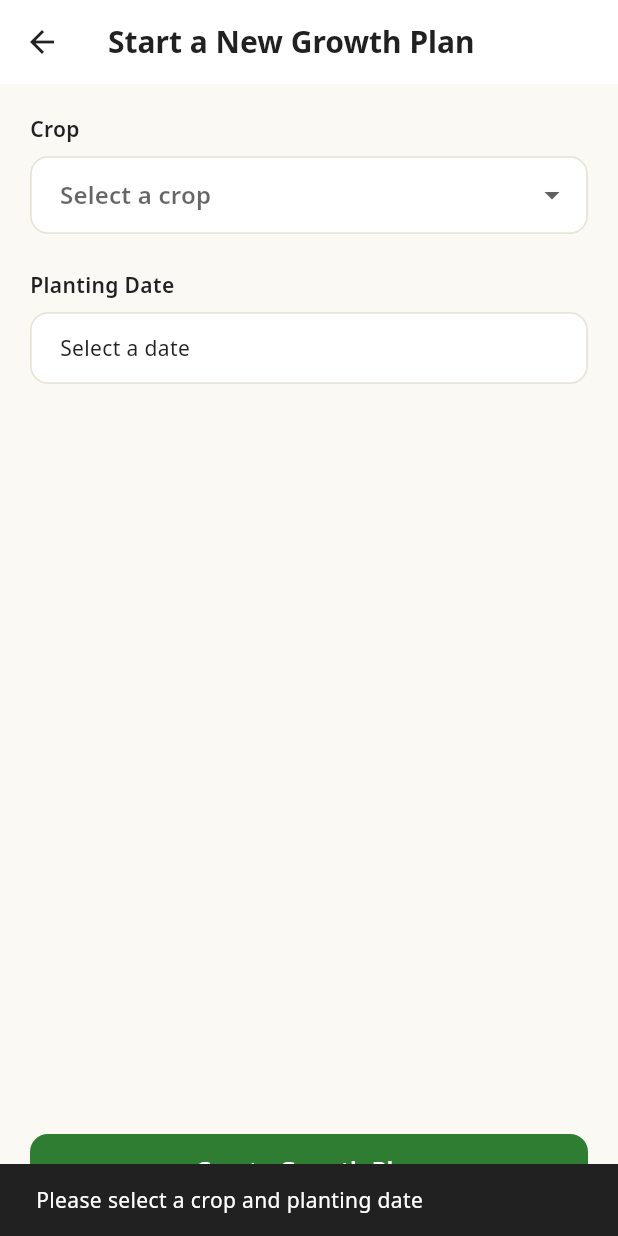
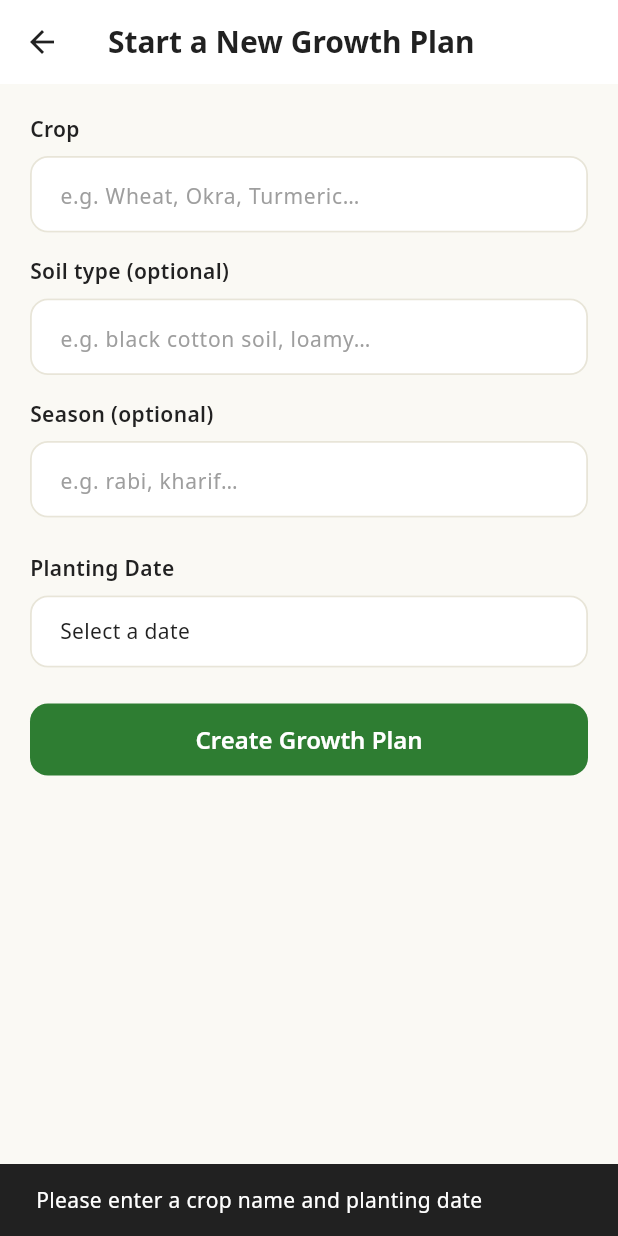
Before and after one commit to Talha905/agro_FYP, a Flutter app: the CropSetupScreen screen opened directly, after a tap on "Create Growth Plan", on a phone screen of 412 x 824 dp. Run offline on Flutter 3.47's test engine with Material 3 defaults, Android fonts, the phone set to English and light mode, and no system bars; our stand-ins replace cloud_firestore, firebase_auth, firebase_core, flutter_local_notifications, google_fonts, timezone; accounts and stored records are empty; network calls fail.

Commit message:
AI Growth Planner V1

```diff
--- a/agrosaathi/lib/constants/app_translations.dart
+++ b/agrosaathi/lib/constants/app_translations.dart
@@ -5,10 +5,10 @@ class AppTranslations {
       // Navigation & App Bar
       'app_title': 'AgroSaathi',
       'nav_home': 'Home',
-      'nav_advisor': 'Crop Advisor',
-      'nav_disease': 'Disease Detector',
-      'nav_planner': 'Growth Planner',
-      'nav_market': 'Marketplace',
+      'nav_advisor': 'Advisor',
+      'nav_disease': 'Disease',
+      'nav_planner': 'Growth Plan',
+      'nav_market': 'Market',
       'nav_profile': 'Profile',
 
       // Home & Dashboard
@@ -60,22 +60,22 @@ class AppTranslations {
       'soil_sandy': 'Sandy Soil',
       'season': 'Current / Upcoming Season',
       'season_hint': 'Select planting season',
-      'season_kharif': 'Kharif (Monsoon: June - Oct)',
-      'season_rabi': 'Rabi (Winter: Oct - March)',
-      'season_zaid': 'Zaid (Summer: March - June)',
+      'season_kharif': 'Kharif (Monsoon: Jun - Oct)',
+      'season_rabi': 'Rabi (Winter: Oct - Mar)',
+      'season_zaid': 'Zaid (Summer: Mar - Jun)',
       'water_availability': 'Water Availability',
-      'water_low': 'Low (Rainfed / Scarce)',
-      'water_medium': 'Medium (Canal / Borewell)',
-      'water_high': 'High (Abundant / Drip Irrigated)',
+      'water_low': 'Low (Rainfed)',
+      'water_medium': 'Medium (Canal / Well)',
+      'water_high': 'High (Drip / Canal)',
       'district': 'District / Region',
-      'farm_size': 'Farm Size (in Acres)',
+      'farm_size': 'Farm Size (Acres)',
       'farm_size_hint': 'e.g. 2.5',
       'advanced_soil_data': 'Add Soil Test Lab Data (N-P-K, pH)',
       'hide_advanced_soil_data': 'Hide Advanced Soil Test Values',
       'npk_nitrogen': 'Nitrogen (N)',
       'npk_phosphorus': 'Phosphorus (P)',
       'npk_potassium': 'Potassium (K)',
-      'soil_ph': 'Soil pH (optional: 5.5 - 8.5)',
+      'soil_ph': 'Soil pH (5.5 - 8.5)',
       'quick_presets': 'Quick Presets for Testing',
       'preset_nashik': 'Nashik • Black • Rabi',
       'preset_vidarbha': 'Vidarbha • Kharif Cotton',
@@ -101,9 +101,9 @@ class AppTranslations {
       'agronomic_tips': 'Key Agronomic Guidelines',
       'profit_breakdown': 'Financial Estimation (Per Acre)',
       'est_yield': 'Expected Yield',
-      'est_revenue': 'Est. Market Revenue',
-      'est_cost': 'Est. Cultivation Cost',
-      'btn_start_growth_plan': 'Start Growth Plan for this Crop',
+      'est_revenue': 'Est. Revenue',
+      'est_cost': 'Est. Cost',
+      'btn_start_growth_plan': 'Start Growth Plan',
       'btn_saved_to_history': 'Saved to Recommendations History',
 
       // Weather & Alerts
@@ -140,9 +140,9 @@ class AppTranslations {
       // Navigation & App Bar
       'app_title': 'एग्रोसाथी',
       'nav_home': 'मुख्य पृष्ठ',
-      'nav_advisor': 'फसल सलाहकार',
+      'nav_advisor': 'सलाहकार',
       'nav_disease': 'रोग पहचान',
-      'nav_planner': 'फसल योजना',
+      'nav_planner': 'योजना',
       'nav_market': 'बाज़ार',
       'nav_profile': 'प्रोफ़ाइल',
 
@@ -195,22 +195,22 @@ class AppTranslations {
       'soil_sandy': 'बलुई / रेतीली मिट्टी',
       'season': 'वर्तमान / आगामी मौसम',
       'season_hint': 'बुवाई का मौसम चुनें',
-      'season_kharif': 'खरीफ (मानसून: जून - अक्टूबर)',
-      'season_rabi': 'रबी (सर्दियां: अक्टूबर - मार्च)',
-      'season_zaid': 'जायद (गर्मी: मार्च - जून)',
+      'season_kharif': 'खरीफ (जून - अक्टूबर)',
+      'season_rabi': 'रबी (अक्टूबर - मार्च)',
+      'season_zaid': 'जायद (मार्च - जून)',
       'water_availability': 'पानी की उपलब्धता',
       'water_low': 'कम (वर्षा आधारित)',
       'water_medium': 'मध्यम (नहर / बोरवेल)',
       'water_high': 'अधिक (ड्रिप / प्रचुर पानी)',
       'district': 'जिला / क्षेत्र',
-      'farm_size': 'खेत का आकार (एकड़ में)',
+      'farm_size': 'खेत का आकार (एकड़)',
       'farm_size_hint': 'उदा. 2.5',
       'advanced_soil_data': 'मिट्टी परीक्षण डेटा जोड़ें (N-P-K, pH)',
       'hide_advanced_soil_data': 'मिट्टी परीक्षण मान छिपाएं',
       'npk_nitrogen': 'नाइट्रोजन (N)',
       'npk_phosphorus': 'फास्फोरस (P)',
       'npk_potassium': 'पोटेशियम (K)',
-      'soil_ph': 'मिट्टी का पीएच (वैकल्पिक: 5.5 - 8.5)',
+      'soil_ph': 'मिट्टी का पीएच (5.5 - 8.5)',
       'quick_presets': 'त्वरित डेमो परीक्षण',
       'preset_nashik': 'नासिक • काली मिट्टी • रबी',
       'preset_vidarbha': 'विदर्भ • खरीफ कपास',
@@ -236,9 +236,9 @@ class AppTranslations {
       'agronomic_tips': 'महत्वपूर्ण कृषि दिशानिर्देश',
       'profit_breakdown': 'वित्तीय अनुमान (प्रति एकड़)',
       'est_yield': 'अपेक्षित उत्पादन',
-      'est_revenue': 'अनुमानित बाजार आय',
+      'est_revenue': 'अनुमानित आय',
       'est_cost': 'अनुमानित लागत',
-      'btn_start_growth_plan': 'इस फसल के लिए विकास योजना शुरू करें',
+      'btn_start_growth_plan': 'विकास योजना शुरू करें',
       'btn_saved_to_history': 'अनुशंसा इतिहास में सहेजा गया',
 
       // Weather & Alerts
@@ -275,11 +275,11 @@ class AppTranslations {
       // Navigation & App Bar
       'app_title': 'अ‍ॅग्रोसाथी',
       'nav_home': 'मुख्यपृष्ठ',
-      'nav_advisor': 'पीक सल्लागार',
+      'nav_advisor': 'सल्लागार',
       'nav_disease': 'रोग निदान',
-      'nav_planner': 'पीक नियोजन',
-      'nav_market': 'बाजारपेठ',
-      'nav_profile': 'माझे प्रोफाईल',
+      'nav_planner': 'नियोजन',
+      'nav_market': 'बाजार',
+      'nav_profile': 'प्रोफाईल',
 
       // Home & Dashboard
       'greeting_farmer': 'नमस्कार,',
@@ -330,22 +330,22 @@ class AppTranslations {
       'soil_sandy': 'वालुकामय / हलकी जमीन',
       'season': 'हंगाम',
       'season_hint': 'पेरणीचा हंगाम निवडा',
-      'season_kharif': 'खरीप (पावसाळा: जून - ऑक्टोबर)',
-      'season_rabi': 'रब्बी (हिवाळा: ऑक्टोबर - मार्च)',
+      'season_kharif': 'खरीप (जून - ऑक्टोबर)',
+      'season_rabi': 'रब्बी (ऑक्टोबर - मार्च)',
       'season_zaid': 'उन्हाळी (मार्च - जून)',
       'water_availability': 'पाण्याची उपलब्धता',
       'water_low': 'कमी (पावसावर अवलंबून)',
-      'water_medium': 'मध्यम (कालवा / विहीर / कूपनलिका)',
-      'water_high': 'मुबलक (ठिबक सिंचन / भरपूर पाणी)',
+      'water_medium': 'मध्यम (कालवा / विहीर)',
+      'water_high': 'मुबलक (ठिबक / भरपूर पाणी)',
       'district': 'जिल्हा / परिसर',
-      'farm_size': 'शेताचे क्षेत्रफळ (एकरमध्ये)',
+      'farm_size': 'शेताचे क्षेत्रफळ (एकर)',
       'farm_size_hint': 'उदा. २.५',
       'advanced_soil_data': 'माती परीक्षण माहिती टाका (N-P-K, pH)',
       'hide_advanced_soil_data': 'माती परीक्षण माहिती लपवा',
       'npk_nitrogen': 'नायट्रोजन (N)',
       'npk_phosphorus': 'फॉस्फरस (P)',
       'npk_potassium': 'पोटॅशियम (K)',
-      'soil_ph': 'मातीचा सामू / pH (ऐच्छिक: ५.५ - ८.५)',
+      'soil_ph': 'मातीचा सामू / pH (५.५ - ८.५)',
       'quick_presets': 'डेमोसाठी जलद पर्याय',
       'preset_nashik': 'नाशिक • काळी जमीन • रब्बी',
       'preset_vidarbha': 'विदर्भ • खरीप कापूस',
@@ -373,7 +373,7 @@ class AppTranslations {
       'est_yield': 'अपेक्षित उत्पादन',
       'est_revenue': 'अपेक्षित उत्पन्न',
       'est_cost': 'अपेक्षित खर्च',
-      'btn_start_growth_plan': 'या पिकासाठी पीक नियोजन सुरू करा',
+      'btn_start_growth_plan': 'पीक नियोजन सुरू करा',
       'btn_saved_to_history': 'शिफारस इतिहासामध्ये जतन केले',
 
       // Weather & Alerts
--- a/agrosaathi/lib/screens/crop_setup_screen.dart
+++ b/agrosaathi/lib/screens/crop_setup_screen.dart
@@ -1,6 +1,7 @@
 import 'package:flutter/material.dart';
 import '../constants/app_colors.dart';
 import '../data/crop_growth_templates.dart';
+import '../services/ai_growth_plan_service.dart';
 import '../services/growth_plan_generator.dart';
 import '../services/growth_plan_service.dart';
 import '../services/notification_service.dart';
@@ -14,16 +15,42 @@ class CropSetupScreen extends StatefulWidget {
 }
 
 class _CropSetupScreenState extends State<CropSetupScreen> {
-  CropGrowthTemplate? selectedCrop;
+  final _cropController = TextEditingController();
+  final _soilController = TextEditingController();
+  final _seasonController = TextEditingController();
+
   DateTime? plantingDate;
   bool saving = false;
+  String? statusMessage; // shown while AI call is in flight / on fallback
 
   final GrowthPlanService _planService = GrowthPlanService();
 
+  @override
+  void dispose() {
+    _cropController.dispose();
+    _soilController.dispose();
+    _seasonController.dispose();
+    super.dispose();
+  }
+
+  /// Finds a static template whose slug or display name loosely matches
+  /// what the farmer typed — used only as a fallback when the AI call fails.
+  CropGrowthTemplate? _matchStaticTemplate(String typedName) {
+    final normalized = typedName.trim().toLowerCase();
+    for (final t in CropTemplates.all) {
+      if (t.cropSlug == normalized || t.displayName.toLowerCase() == normalized) {
+        return t;
+      }
+    }
+    return null;
+  }
+
   Future<void> _submit() async {
-    if (selectedCrop == null || plantingDate == null) {
+    final cropName = _cropController.text.trim();
+
+    if (cropName.isEmpty || plantingDate == null) {
       ScaffoldMessenger.of(context).showSnackBar(
-        const SnackBar(content: Text('Please select a crop and planting date')),
+        const SnackBar(content: Text('Please enter a crop name and planting date')),
       );
       return;
     }
@@ -36,30 +63,62 @@ class _CropSetupScreenState extends State<CropSetupScreen> {
       return;
     }
 
-    setState(() => saving = true);
+    setState(() {
+      saving = true;
+      statusMessage = 'Asking AI to design your ${cropName.isEmpty ? 'crop' : cropName} plan…';
+    });
+
+    CropGrowthTemplate? template;
+
+    try {
+      template = await AIGrowthPlanService.generate(
+        cropName: cropName,
+        soilType: _soilController.text.trim().isEmpty ? null : _soilController.text.trim(),
+        season: _seasonController.text.trim().isEmpty ? null : _seasonController.text.trim(),
+      );
+    } catch (e) {
+      // AI failed (offline, backend down, unrecognized crop, etc).
+      // Fall back to a static template only if the typed name matches one
+      // of our 7 known crops — otherwise we genuinely can't build a plan.
+      final fallback = _matchStaticTemplate(cropName);
+      if (fallback != null) {
+        template = fallback;
+        setState(() => statusMessage = 'AI unavailable — using a saved template for ${fallback.displayName} instead.');
+        await Future.delayed(const Duration(seconds: 1)); // let the farmer read the message
+      } else {
+        setState(() {
+          saving = false;
+          statusMessage = null;
+        });
+        if (mounted) {
+          ScaffoldMessenger.of(context).showSnackBar(
+            SnackBar(
+              content: Text(
+                'Couldn\'t generate a plan for "$cropName" right now (${e.toString()}). '
+                'Check your connection, or try a common crop name like Wheat or Rice.',
+              ),
+            ),
+          );
+        }
+        return;
+      }
+    }
 
     try {
       final plan = GrowthPlanGenerator.generate(
         farmerId: farmerId,
-        template: selectedCrop!,
+        template: template,
         plantingDate: plantingDate!,
       );
 
       final planId = await _planService.createPlan(plan);
-
-      // Notifications are a nice-to-have on top of a successfully saved plan —
-      // don't let a permissions/OS quirk make this look like plan creation failed.
-      try {
-        await NotificationService.scheduleForPlan(planId, plan);
-      } catch (notificationError) {
-        debugPrint('Notification scheduling failed (plan was still saved): $notificationError');
-      }
+      await NotificationService.scheduleForPlan(planId, plan);
 
       if (mounted) Navigator.pop(context);
     } catch (e) {
       if (mounted) {
         ScaffoldMessenger.of(context).showSnackBar(
-          SnackBar(content: Text('Failed to create plan: $e')),
+          SnackBar(content: Text('Failed to save plan: $e')),
         );
       }
     } finally {
@@ -72,28 +131,53 @@ class _CropSetupScreenState extends State<CropSetupScreen> {
     return Scaffold(
       backgroundColor: AppColors.background,
       appBar: AppBar(title: const Text('Start a New Growth Plan')),
-      body: Padding(
+      body: SingleChildScrollView(
         padding: const EdgeInsets.all(20),
         child: Column(
           crossAxisAlignment: CrossAxisAlignment.start,
           children: [
             const Text('Crop', style: TextStyle(fontSize: 14, fontWeight: FontWeight.w600)),
             const SizedBox(height: 8),
-            DropdownButtonFormField<CropGrowthTemplate>(
-              initialValue: selectedCrop,
+            TextField(
+              controller: _cropController,
               decoration: InputDecoration(
                 filled: true,
                 fillColor: Colors.white,
+                hintText: 'e.g. Wheat, Okra, Turmeric…',
                 border: OutlineInputBorder(borderRadius: BorderRadius.circular(12)),
                 contentPadding: const EdgeInsets.symmetric(horizontal: 16, vertical: 14),
               ),
-              hint: const Text('Select a crop'),
-              items: CropTemplates.all
-                  .map((t) => DropdownMenuItem(value: t, child: Text(t.displayName)))
-                  .toList(),
-              onChanged: (value) => setState(() => selectedCrop = value),
+            ),
+            const SizedBox(height: 16),
+
+            const Text('Soil type (optional)', style: TextStyle(fontSize: 14, fontWeight: FontWeight.w600)),
+            const SizedBox(height: 8),
+            TextField(
+              controller: _soilController,
+              decoration: InputDecoration(
+                filled: true,
+                fillColor: Colors.white,
+                hintText: 'e.g. black cotton soil, loamy…',
+                border: OutlineInputBorder(borderRadius: BorderRadius.circular(12)),
+                contentPadding: const EdgeInsets.symmetric(horizontal: 16, vertical: 14),
+              ),
+            ),
+            const SizedBox(height: 16),
+
+            const Text('Season (optional)', style: TextStyle(fontSize: 14, fontWeight: FontWeight.w600)),
+            const SizedBox(height: 8),
+            TextField(
+              controller: _seasonController,
+              decoration: InputDecoration(
+                filled: true,
+                fillColor: Colors.white,
+                hintText: 'e.g. rabi, kharif…',
+                border: OutlineInputBorder(borderRadius: BorderRadius.circular(12)),
+                contentPadding: const EdgeInsets.symmetric(horizontal: 16, vertical: 14),
+              ),
             ),
             const SizedBox(height: 24),
+
             const Text('Planting Date', style: TextStyle(fontSize: 14, fontWeight: FontWeight.w600)),
             const SizedBox(height: 8),
             InkWell(
@@ -121,14 +205,26 @@ class _CropSetupScreenState extends State<CropSetupScreen> {
                 ),
               ),
             ),
-            if (selectedCrop != null) ...[
+
+            if (statusMessage != null) ...[
               const SizedBox(height: 16),
-              Text(
-                'Expected cycle length: ${selectedCrop!.totalDurationDays} days',
-                style: const TextStyle(color: AppColors.textSecondary),
+              Row(
+                children: [
+                  if (saving)
+                    const SizedBox(
+                      height: 14,
+                      width: 14,
+                      child: CircularProgressIndicator(strokeWidth: 2, color: AppColors.accent),
+                    ),
+                  if (saving) const SizedBox(width: 8),
+                  Expanded(
+                    child: Text(statusMessage!, style: const TextStyle(color: AppColors.textSecondary, fontSize: 13)),
+                  ),
+                ],
               ),
             ],
-            const Spacer(),
+
+            const SizedBox(height: 24),
             SizedBox(
               width: double.infinity,
               height: 48,
--- /dev/null
+++ b/agrosaathi/lib/services/ai_growth_plan_service.dart
@@ -0,0 +1,81 @@
+import 'dart:convert';
+import 'package:http/http.dart' as http;
+import '../data/crop_growth_templates.dart';
+
+/// Calls the FastAPI backend's /generate-growth-plan endpoint (Claude-powered)
+/// to build a CropGrowthTemplate for any crop name the farmer types in.
+///
+/// IMPORTANT: never call an AI API's key directly from this Flutter app —
+/// the backend holds the key server-side. This service only ever talks to
+/// our own backend.
+class AIGrowthPlanService {
+  // TODO: point this at your deployed backend before release.
+  // For local testing against `uvicorn app:app --reload`, Android emulator
+  // reaches your host machine's localhost via 10.0.2.2, not 127.0.0.1.
+  static const String _baseUrl = 'http://10.0.2.2:8000';
+
+  /// Returns a CropGrowthTemplate on success, or throws on any failure
+  /// (network error, timeout, or the backend reporting success:false).
+  /// Callers should catch and fall back to a static CropTemplates entry.
+  static Future<CropGrowthTemplate> generate({
+    required String cropName,
+    String? soilType,
+    String? season,
+    String? region,
+  }) async {
+    final response = await http
+        .post(
+          Uri.parse('$_baseUrl/generate-growth-plan'),
+          headers: {'Content-Type': 'application/json'},
+          body: jsonEncode({
+            'cropName': cropName,
+            if (soilType != null) 'soilType': soilType,
+            if (season != null) 'season': season,
+            if (region != null) 'region': region,
+          }),
+        )
+        .timeout(const Duration(seconds: 20));
+
+    if (response.statusCode != 200) {
+      throw Exception('Backend returned ${response.statusCode}');
+    }
+
+    final body = jsonDecode(response.body) as Map<String, dynamic>;
+    if (body['success'] != true) {
+      throw Exception(body['error'] ?? 'AI generation failed');
+    }
+
+    return _parseTemplate(body['template'] as Map<String, dynamic>);
+  }
+
+  static CropGrowthTemplate _parseTemplate(Map<String, dynamic> json) {
+    final stages = (json['stages'] as List)
+        .map((s) => GrowthStage(
+              name: s['name'],
+              durationDays: s['durationDays'],
+              irrigationFrequencyDays: s['irrigationFrequencyDays'],
+              pestRisks: List<String>.from(s['pestRisks'] ?? []),
+            ))
+        .toList();
+
+    final fertilizerPlan = (json['fertilizerPlan'] as List? ?? [])
+        .map((f) => FertilizerStep(
+              stageName: f['stageName'],
+              fertilizerType: f['fertilizerType'],
+              dayOffsetInStage: f['dayOffsetInStage'],
+            ))
+        .toList();
+
+    final cropName = json['cropName'] as String;
+
+    return CropGrowthTemplate(
+      cropSlug: _slugify(cropName),
+      displayName: cropName,
+      stages: stages,
+      fertilizerPlan: fertilizerPlan,
+    );
+  }
+
+  static String _slugify(String name) =>
+      name.trim().toLowerCase().replaceAll(RegExp(r'\s+'), '_');
+}
```
Also changed, not shown: agrosaathi/lib/widgets/app_dropdown.dart (+26 -8 lines), agrosaathi/lib/widgets/app_text_field.dart (+11 -6 lines), 4 other files.
